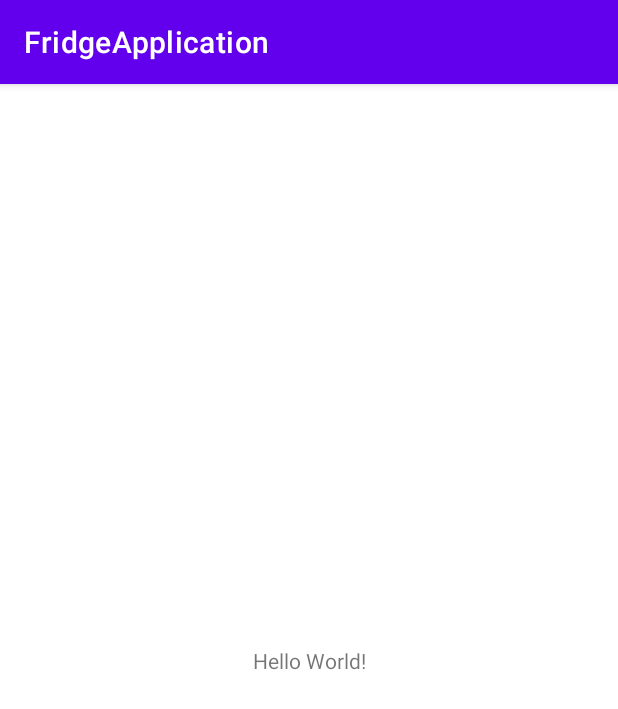
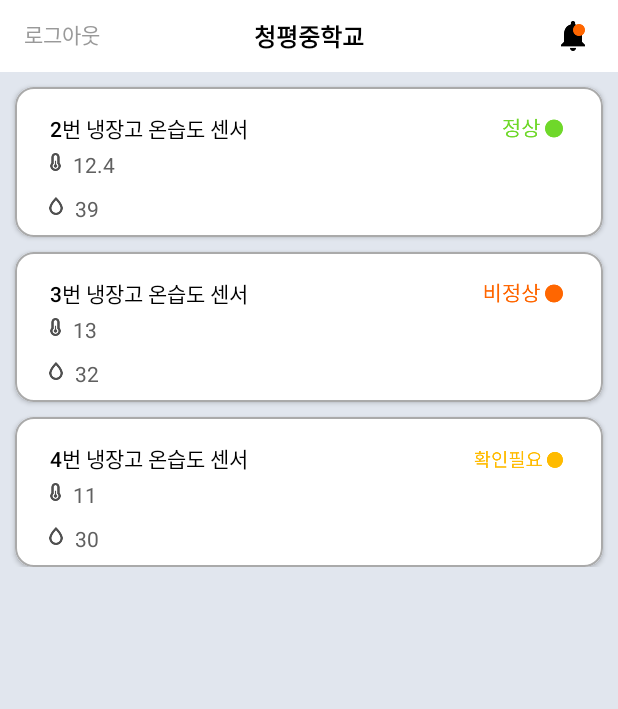
Before and after one commit to bangjinhyuk/HADA_dev, an Android app: the screen it shows after launch (MainActivity before the commit, SensorListActivity after it), on a phone screen of 412 x 824 dp. Shown: the top 709 px of the screen. Run offline under Robolectric (Android 15) with nearby library versions, the phone set to English and light mode, and no system bars.

Commit message:
Update sensor_list.xml, activity_sensor_list.xml , SensorModel, SensorAdapter

```diff
--- a/FridgeApplication/app/build.gradle
+++ b/FridgeApplication/app/build.gradle
@@ -34,6 +34,7 @@ dependencies {
     implementation 'androidx.appcompat:appcompat:1.3.1'
     implementation 'com.google.android.material:material:1.4.0'
     implementation 'androidx.constraintlayout:constraintlayout:2.1.0'
+    implementation 'androidx.swiperefreshlayout:swiperefreshlayout:1.0.0'
     testImplementation 'junit:junit:4.+'
     androidTestImplementation 'androidx.test.ext:junit:1.1.3'
     androidTestImplementation 'androidx.test.espresso:espresso-core:3.4.0'
--- a/FridgeApplication/app/src/main/AndroidManifest.xml
+++ b/FridgeApplication/app/src/main/AndroidManifest.xml
@@ -8,7 +8,7 @@
         android:label="@string/app_name"
         android:roundIcon="@mipmap/ic_launcher_round"
         android:supportsRtl="true"
-        android:theme="@style/Theme.FridgeApplication">
+        android:theme="@style/Theme.AppCompat.NoActionBar">
         <activity android:name=".DetailActivity"></activity>
         <activity android:name=".SensorListActivity" />
         <activity android:name=".MainActivity">
--- a/FridgeApplication/app/src/main/java/com/hada/fridgeapplication/MainActivity.java
+++ b/FridgeApplication/app/src/main/java/com/hada/fridgeapplication/MainActivity.java
@@ -2,6 +2,7 @@ package com.hada.fridgeapplication;
 
 import androidx.appcompat.app.AppCompatActivity;
 
+import android.content.Intent;
 import android.os.Bundle;
 
 public class MainActivity extends AppCompatActivity {
@@ -10,5 +11,7 @@ public class MainActivity extends AppCompatActivity {
     protected void onCreate(Bundle savedInstanceState) {
         super.onCreate(savedInstanceState);
         setContentView(R.layout.activity_main);
+        Intent intent = new Intent(getApplicationContext(),SensorListActivity.class);
+        startActivity(intent);
     }
 }
--- a/FridgeApplication/app/src/main/java/com/hada/fridgeapplication/SensorAdapter.java
+++ b/FridgeApplication/app/src/main/java/com/hada/fridgeapplication/SensorAdapter.java
@@ -1,68 +1,73 @@
 package com.hada.fridgeapplication;
 
+import android.content.Context;
 import android.view.LayoutInflater;
 import android.view.View;
 import android.view.ViewGroup;
+import android.widget.ImageView;
 import android.widget.TextView;
 
+import androidx.cardview.widget.CardView;
 import androidx.recyclerview.widget.RecyclerView;
+
+import java.util.ArrayList;
 
 
 public class SensorAdapter extends RecyclerView.Adapter<SensorAdapter.ViewHolder> {
 
-    private String[] localDataSet;
+    private ArrayList<SensorModel> data; // 모델화된 데이터들을 리스트로 받아옴
+    private Context context;
+    private int width,height;
 
-    /**
-     * Provide a reference to the type of views that you are using
-     * (custom ViewHolder).
-     */
-    public static class ViewHolder extends RecyclerView.ViewHolder {
-        private final TextView textView;
+    SensorAdapter(ArrayList<SensorModel> data, Context context, int width, int height) { // 생성자
+        this.data = data;
+        this.context = context;
+        this.width = width;
+        this.height = height;
+    }
 
-        public ViewHolder(View view) {
-            super(view);
-            // Define click listener for the ViewHolder's View
+    @Override
+    public SensorAdapter.ViewHolder onCreateViewHolder(ViewGroup parent, int viewType) {
+        LayoutInflater inflater = (LayoutInflater) context.getSystemService(Context.LAYOUT_INFLATER_SERVICE);
+        // Adapter 내부에 정의된 ViewHolder에 정의된 레이아웃을 inflate해서 반환
+        return new SensorAdapter.ViewHolder(inflater.inflate(R.layout.sensor_list, parent, false));
+    }
 
-            textView = (TextView) view.findViewById(R.id.info_text);
-        }
+    @Override
+    public int getItemCount() { // 아이템의 개수 반환
+        return data.size() ;
+    }
 
-        public TextView getTextView() {
-            return textView;
+    @Override
+    public void onBindViewHolder(SensorAdapter.ViewHolder holder, int position) {
+        holder.cardView.setMinimumWidth(width);
+        holder.cardView.setMinimumHeight(height/8);
+
+        // ViewHolder에 정의된 텍스트뷰에 데이터의 텍스트를 출력
+        holder.sensor_title.setText(data.get(position).getSensorName());
+        holder.temperature.setText(data.get(position).getTemperature());
+        holder.humidity.setText(data.get(position).getHumidity());
+        if(data.get(position).getStatus() == 0) holder.sensor_color.setImageResource(R.drawable.yellow);
+        else if(data.get(position).getStatus() == 1) holder.sensor_color.setImageResource(R.drawable.green);
+        else holder.sensor_color.setImageResource(R.drawable.red);
+        // ViewHolder에 정의된 이미지뷰에 데이터의 이미지 경로의 이미지 출력
+//        Glide.with(context).load(data.get(position).get()).override(1024).into(holder.rv_image);
+    }
+
+    // ViewHolder 클래스 정의를 통해 Adapter에서 사용할 뷰들을 연결
+    public class ViewHolder extends RecyclerView.ViewHolder {
+        TextView sensor_title;
+        TextView temperature;
+        TextView humidity;
+        ImageView sensor_color;
+        CardView cardView;
+        ViewHolder(View itemView) {
+            super(itemView);
+            cardView = itemView.findViewById(R.id.sensor_cardview);
+            sensor_title = itemView.findViewById(R.id.fridge_name);
+            temperature = itemView.findViewById(R.id.temperature);
+            humidity = itemView.findViewById(R.id.humidity);
+            sensor_color = itemView.findViewById(R.id.img_color);
         }
     }
-
-    /**
-     * Initialize the dataset of the Adapter.
-     *
-     * @param dataSet String[] containing the data to populate views to be used
-     * by RecyclerView.
-     */
-    public SensorAdapter(String[] dataSet) {
-        localDataSet = dataSet;
-    }
-
-    // Create new views (invoked by the layout manager)
-    @Override
-    public ViewHolder onCreateViewHolder(ViewGroup viewGroup, int viewType) {
-        // Create a new view, which defines the UI of the list item
-        View view = LayoutInflater.from(viewGroup.getContext())
-                .inflate(R.layout.sensor_list, viewGroup, false);
-
-        return new ViewHolder(view);
-    }
-
-    // Replace the contents of a view (invoked by the layout manager)
-    @Override
-    public void onBindViewHolder(ViewHolder viewHolder, final int position) {
-
-        // Get element from your dataset at this position and replace the
-        // contents of the view with that element
-        viewHolder.getTextView().setText(localDataSet[position]);
-    }
-
-    // Return the size of your dataset (invoked by the layout manager)
-    @Override
-    public int getItemCount() {
-        return localDataSet.length;
-    }
 }
--- a/FridgeApplication/app/src/main/java/com/hada/fridgeapplication/SensorListActivity.java
+++ b/FridgeApplication/app/src/main/java/com/hada/fridgeapplication/SensorListActivity.java
@@ -1,14 +1,61 @@
 package com.hada.fridgeapplication;
 
 import androidx.appcompat.app.AppCompatActivity;
+import androidx.recyclerview.widget.GridLayoutManager;
+import androidx.recyclerview.widget.LinearLayoutManager;
+import androidx.recyclerview.widget.RecyclerView;
+import androidx.swiperefreshlayout.widget.SwipeRefreshLayout;
 
+import android.content.Context;
+import android.graphics.Point;
 import android.os.Bundle;
+import android.view.Display;
+
+import java.util.ArrayList;
+import java.util.Arrays;
 
 public class SensorListActivity extends AppCompatActivity {
-
+    Boolean swtich_bool = false;
     @Override
     protected void onCreate(Bundle savedInstanceState) {
         super.onCreate(savedInstanceState);
         setContentView(R.layout.activity_sensor_list);
+
+        Display display = getWindowManager().getDefaultDisplay();  // in Activity
+        /* getActivity().getWindowManager().getDefaultDisplay() */ // in Fragment
+        Point size = new Point();
+        display.getRealSize(size); // or getSize(size)
+        int width = size.x;
+        int height = size.y;
+
+
+        // ========== RecyclerView 연결 영역 ==========
+
+        final RecyclerView rv_layout = findViewById(R.id.recyclerview_detail);
+        // RecyclerView의 레이아웃 매니저를 통해 레이아웃 정의
+        rv_layout.setLayoutManager(new LinearLayoutManager(this, LinearLayoutManager.VERTICAL, false));
+        // RecyclerView에 정의한 Adapter를 연결
+        rv_layout.setAdapter(new SensorAdapter(data, this,width,height));
+
+//// ========== SwipeRefresh 정의 영역 ==========
+//
+//        final SwipeRefreshLayout swipe_refresh = findViewById(R.id.swiperefreshlayout_detail);
+//        final Context context = this;
+//        swipe_refresh.setOnRefreshListener(new SwipeRefreshLayout.OnRefreshListener() {
+//            @Override
+//            public void onRefresh() {
+//                if(swtich_bool) rv_layout.setLayoutManager(new LinearLayoutManager(context, LinearLayoutManager.VERTICAL, false));
+//                else rv_layout.setLayoutManager(new GridLayoutManager(context, 2));
+//                swtich_bool = !swtich_bool;
+//                swipe_refresh.setRefreshing(false);
+//            }
+//        });
     }
+    // ========== 테스트용 데이터 정의 영역 ==========
+    ArrayList<SensorModel> data = new ArrayList<SensorModel>(Arrays.asList(
+            new SensorModel("2번 냉장고 온습도 센서","12.4","39",1 ),
+            new SensorModel("3번 냉장고 온습도 센서","13","32",2 ),
+            new SensorModel("4번 냉장고 온습도 센서","11","30",0 )
+
+    ));
 }
--- a/FridgeApplication/app/src/main/java/com/hada/fridgeapplication/SensorModel.java
+++ b/FridgeApplication/app/src/main/java/com/hada/fridgeapplication/SensorModel.java
@@ -4,11 +4,13 @@ public class SensorModel {
     private String sensorName;
     private String temperature;
     private String humidity;
+    private int status;
 
-    public SensorModel(String sensorName, String temperature, String humidity) {
+    public SensorModel(String sensorName, String temperature, String humidity, int status) {
         this.sensorName = sensorName;
         this.temperature = temperature;
         this.humidity = humidity;
+        this.status = status;
     }
 
     public String getSensorName() {
@@ -34,4 +36,12 @@ public class SensorModel {
     public void setHumidity(String humidity) {
         this.humidity = humidity;
     }
+
+    public int getStatus() {
+        return status;
+    }
+
+    public void setStatus(int status) {
+        this.status = status;
+    }
 }
--- /dev/null
+++ b/FridgeApplication/app/src/main/res/drawable/corner_layout.xml
@@ -0,0 +1,26 @@
+<?xml version="1.0" encoding="utf-8"?>
+<shape
+    xmlns:android="http://schemas.android.com/apk/res/android"
+    android:shape="rectangle">
+
+    <corners
+        android:topLeftRadius="12dp"
+        android:topRightRadius="12dp"
+        android:bottomLeftRadius="12dp"
+        android:bottomRightRadius="12dp"/>
+
+    <!-- 테두리 내부 색상 설정 -->
+    <solid android:color="@android:color/white" />
+
+    <!-- 테두리 내부 여백 설정 -->
+    <padding
+        android:bottom="-1dp"
+        android:right="-1dp"
+        android:left="-1dp"/>
+
+    <!-- 테두리 설정: 두께, 색상 -->
+    <stroke
+        android:width="1dp"
+        android:color="@android:color/darker_gray" />
+
+</shape>
--- a/FridgeApplication/app/src/main/res/layout/activity_sensor_list.xml
+++ b/FridgeApplication/app/src/main/res/layout/activity_sensor_list.xml
@@ -4,12 +4,14 @@
     xmlns:tools="http://schemas.android.com/tools"
     android:layout_width="match_parent"
     android:background="#e1e6ee"
+    android:layout_gravity="center"
     android:layout_height="match_parent"
     tools:context=".SensorListActivity">
 
     <androidx.constraintlayout.widget.ConstraintLayout
         android:id="@+id/constraintLayout"
         android:layout_width="match_parent"
+        android:background="@color/white"
         android:layout_height="48dp"
         app:layout_constraintBottom_toBottomOf="parent"
         app:layout_constraintEnd_toEndOf="parent"
@@ -25,13 +27,13 @@
             android:textColor="#999999"
             android:textSize="14sp"
             android:textStyle="normal"
+            android:text="로그아웃"
             app:layout_constraintBottom_toBottomOf="parent"
             app:layout_constraintEnd_toEndOf="parent"
             app:layout_constraintHorizontal_bias="0.044"
             app:layout_constraintStart_toStartOf="parent"
             app:layout_constraintTop_toTopOf="parent"
-            app:layout_constraintVertical_bias="0.448"
-            tools:text="로그아웃" />
+            app:layout_constraintVertical_bias="0.448" />
 
         <TextView
             android:id="@+id/school_name"
@@ -42,11 +44,11 @@
             android:textColor="#000000"
             android:textSize="16sp"
             android:textStyle="bold"
+            android:text="청평중학교"
             app:layout_constraintBottom_toBottomOf="parent"
             app:layout_constraintEnd_toEndOf="parent"
             app:layout_constraintStart_toStartOf="parent"
-            app:layout_constraintTop_toTopOf="parent"
-            tools:text="청평중학교" />
+            app:layout_constraintTop_toTopOf="parent" />
 
         <ImageView
             android:id="@+id/img_ararm"
@@ -73,4 +75,23 @@
         app:layout_constraintStart_toStartOf="parent"
         app:layout_constraintTop_toBottomOf="@+id/constraintLayout"
         app:layout_constraintVertical_bias="0.0" />
+
+<!--    <androidx.swiperefreshlayout.widget.SwipeRefreshLayout-->
+<!--        app:layoutManager="androidx.recyclerview.widget.LinearLayoutManager"-->
+<!--        android:id="@+id/swiperefreshlayout_detail"-->
+<!--        android:layout_width="match_parent"-->
+<!--        android:layout_height="wrap_content"-->
+<!--        app:layout_constraintBottom_toBottomOf="parent"-->
+<!--        app:layout_constraintEnd_toEndOf="parent"-->
+<!--        app:layout_constraintHorizontal_bias="0.0"-->
+<!--        app:layout_constraintStart_toStartOf="parent"-->
+<!--        app:layout_constraintTop_toBottomOf="@+id/constraintLayout"-->
+<!--        app:layout_constraintVertical_bias="0.0" >-->
+
+<!--        <androidx.recyclerview.widget.RecyclerView-->
+<!--            android:id="@+id/recyclerview_detail"-->
+<!--            android:layout_width="match_parent"-->
+<!--            android:layout_height="match_parent"/>-->
+
+<!--    </androidx.swiperefreshlayout.widget.SwipeRefreshLayout>-->
 </androidx.constraintlayout.widget.ConstraintLayout>
--- a/FridgeApplication/app/src/main/res/layout/sensor_list.xml
+++ b/FridgeApplication/app/src/main/res/layout/sensor_list.xml
@@ -1,38 +1,35 @@
 <?xml version="1.0" encoding="utf-8"?>
-<androidx.constraintlayout.widget.ConstraintLayout
+<androidx.cardview.widget.CardView
     xmlns:android="http://schemas.android.com/apk/res/android"
     xmlns:card_view="http://schemas.android.com/apk/res-auto"
+    android:id="@+id/sensor_cardview"
+    card_view:cardBackgroundColor="#e1e6ee"
+    card_view:cardCornerRadius="12dp"
     xmlns:tools="http://schemas.android.com/tools"
     android:layout_width="match_parent"
-    android:layout_height="match_parent">
+    android:layout_marginRight="10dp"
+    android:layout_marginLeft="10dp"
+    android:layout_marginTop="10dp"
+    android:layout_height="100dp"
+    android:layout_gravity="center">
 
-    <androidx.cardview.widget.CardView
-        android:id="@+id/card_view"
-        android:layout_width="match_parent"
-        android:layout_height="100dp"
-        android:layout_gravity="center"
-        android:layout_marginLeft="16dp"
-        android:layout_marginRight="16dp"
-        android:layout_marginTop="8dp"
-        card_view:cardCornerRadius="5dp"
-        card_view:layout_constraintBottom_toBottomOf="parent"
-        card_view:layout_constraintEnd_toEndOf="parent"
-        card_view:layout_constraintStart_toStartOf="parent"
-        card_view:layout_constraintTop_toTopOf="parent">
 
     <androidx.constraintlayout.widget.ConstraintLayout
         android:layout_width="match_parent"
-            android:layout_height="match_parent">
+        android:layout_height="match_parent"
+        android:background="@drawable/corner_layout">
 
         <TextView
             android:id="@+id/fridge_name"
             android:layout_width="wrap_content"
             android:layout_height="wrap_content"
+            android:fontFamily="@font/noto_medium"
             android:text="2번 냉장고 온습도 센서"
-                android:textSize="20dp"
+            android:textColor="@color/black"
+            android:textSize="14sp"
             card_view:layout_constraintBottom_toBottomOf="parent"
             card_view:layout_constraintEnd_toEndOf="parent"
-                card_view:layout_constraintHorizontal_bias="0.05"
+            card_view:layout_constraintHorizontal_bias="0.09"
             card_view:layout_constraintStart_toStartOf="parent"
             card_view:layout_constraintTop_toTopOf="parent"
             card_view:layout_constraintVertical_bias="0.20999998" />
@@ -42,34 +39,37 @@
             android:layout_width="wrap_content"
             android:layout_height="20dp"
             android:layout_marginStart="8dp"
+            android:fontFamily="@font/noto_regular"
             android:text="12.3℃"
-                android:textSize="16dp"
-                card_view:layout_constraintBottom_toBottomOf="parent"
+            android:textColor="#606060"
+            android:textSize="14sp"
+            card_view:layout_constraintBottom_toBottomOf="@+id/img_temperature"
             card_view:layout_constraintEnd_toEndOf="parent"
             card_view:layout_constraintHorizontal_bias="0.0"
             card_view:layout_constraintStart_toEndOf="@+id/img_temperature"
-                card_view:layout_constraintTop_toTopOf="parent"
-                card_view:layout_constraintVertical_bias="0.537" />
+            card_view:layout_constraintTop_toTopOf="@+id/img_temperature"
+            card_view:layout_constraintVertical_bias="0.0" />
 
         <ImageView
             android:id="@+id/img_temperature"
-                android:layout_width="20dp"
-                android:layout_height="20dp"
+            android:layout_width="7dp"
+            android:layout_height="12dp"
             android:src="@drawable/icon_temperature_low"
             card_view:layout_constraintBottom_toBottomOf="parent"
             card_view:layout_constraintEnd_toEndOf="@+id/fridge_name"
             card_view:layout_constraintHorizontal_bias="0.0"
             card_view:layout_constraintStart_toStartOf="@+id/fridge_name"
-                card_view:layout_constraintTop_toTopOf="parent"
-                card_view:layout_constraintVertical_bias="0.537" />
+            card_view:layout_constraintTop_toTopOf="parent" />
 
         <TextView
             android:id="@+id/humidity"
             android:layout_width="wrap_content"
             android:layout_height="wrap_content"
             android:layout_marginStart="8dp"
+            android:fontFamily="@font/noto_regular"
             android:text="13%"
-                android:textSize="16dp"
+            android:textColor="#606060"
+            android:textSize="14sp"
             card_view:layout_constraintBottom_toBottomOf="@+id/img_humidity"
             card_view:layout_constraintEnd_toEndOf="parent"
             card_view:layout_constraintHorizontal_bias="0.0"
@@ -79,24 +79,24 @@
 
         <ImageView
             android:id="@+id/img_humidity"
-                android:layout_width="20dp"
-                android:layout_height="20dp"
+            android:layout_width="9dp"
+            android:layout_height="12dp"
             android:src="@drawable/icon_weather_humidity"
             card_view:layout_constraintBottom_toBottomOf="parent"
             card_view:layout_constraintEnd_toEndOf="@+id/img_temperature"
-                card_view:layout_constraintHorizontal_bias="0.0"
             card_view:layout_constraintStart_toStartOf="@+id/img_temperature"
             card_view:layout_constraintTop_toTopOf="parent"
-                card_view:layout_constraintVertical_bias="0.8" />
+            card_view:layout_constraintVertical_bias="0.83" />
 
         <ImageView
             android:id="@+id/img_color"
             android:layout_width="60dp"
-                android:layout_height="25dp"
-                android:src="@drawable/yellow"
+            android:layout_height="20dp"
+            android:scaleType="fitEnd"
+            android:src="@drawable/red"
             card_view:layout_constraintBottom_toBottomOf="@+id/fridge_name"
             card_view:layout_constraintEnd_toEndOf="parent"
-                card_view:layout_constraintHorizontal_bias="0.816"
+            card_view:layout_constraintHorizontal_bias="0.85"
             card_view:layout_constraintStart_toEndOf="@+id/fridge_name"
             card_view:layout_constraintTop_toTopOf="@+id/fridge_name"
             card_view:layout_constraintVertical_bias="0.0" />
@@ -105,4 +105,3 @@
 
 
 </androidx.cardview.widget.CardView>
-</androidx.constraintlayout.widget.ConstraintLayout>
--- a/FridgeApplication/app/src/main/res/values-night/themes.xml
+++ b/FridgeApplication/app/src/main/res/values-night/themes.xml
@@ -2,13 +2,13 @@
     <!-- Base application theme. -->
     <style name="Theme.FridgeApplication" parent="Theme.MaterialComponents.DayNight.DarkActionBar">
         <!-- Primary brand color. -->
-        <item name="colorPrimary">@color/purple_200</item>
-        <item name="colorPrimaryVariant">@color/purple_700</item>
-        <item name="colorOnPrimary">@color/black</item>
+        <item name="colorPrimary">@color/white</item>
+        <item name="colorPrimaryVariant">@color/white</item>
+        <item name="colorOnPrimary">@color/white</item>
         <!-- Secondary brand color. -->
-        <item name="colorSecondary">@color/teal_200</item>
-        <item name="colorSecondaryVariant">@color/teal_200</item>
-        <item name="colorOnSecondary">@color/black</item>
+        <item name="colorSecondary">@color/white</item>
+        <item name="colorSecondaryVariant">@color/white</item>
+        <item name="colorOnSecondary">@color/white</item>
         <!-- Status bar color. -->
         <item name="android:statusBarColor" tools:targetApi="l">?attr/colorPrimaryVariant</item>
         <!-- Customize your theme here. -->
--- a/FridgeApplication/app/src/main/res/values/themes.xml
+++ b/FridgeApplication/app/src/main/res/values/themes.xml
@@ -2,13 +2,13 @@
     <!-- Base application theme. -->
     <style name="Theme.FridgeApplication" parent="Theme.MaterialComponents.DayNight.DarkActionBar">
         <!-- Primary brand color. -->
-        <item name="colorPrimary">@color/purple_500</item>
-        <item name="colorPrimaryVariant">@color/purple_700</item>
+        <item name="colorPrimary">@color/white</item>
+        <item name="colorPrimaryVariant">@color/white</item>
         <item name="colorOnPrimary">@color/white</item>
         <!-- Secondary brand color. -->
-        <item name="colorSecondary">@color/teal_200</item>
-        <item name="colorSecondaryVariant">@color/teal_700</item>
-        <item name="colorOnSecondary">@color/black</item>
+        <item name="colorSecondary">@color/white</item>
+        <item name="colorSecondaryVariant">@color/white</item>
+        <item name="colorOnSecondary">@color/white</item>
         <!-- Status bar color. -->
         <item name="android:statusBarColor" tools:targetApi="l">?attr/colorPrimaryVariant</item>
         <!-- Customize your theme here. -->
```
Also changed, not shown: FridgeApplication/app/src/main/res/font/noto_black.ttf (added), FridgeApplication/app/src/main/res/font/noto_bold.ttf (added), FridgeApplication/app/src/main/res/font/noto_light.ttf (added), FridgeApplication/app/src/main/res/font/noto_medium.ttf (added), FridgeApplication/app/src/main/res/font/noto_regular.ttf (added), FridgeApplication/app/src/main/res/font/noto_thin.ttf (added). Lines whose indentation alone changed are shown as unchanged.
